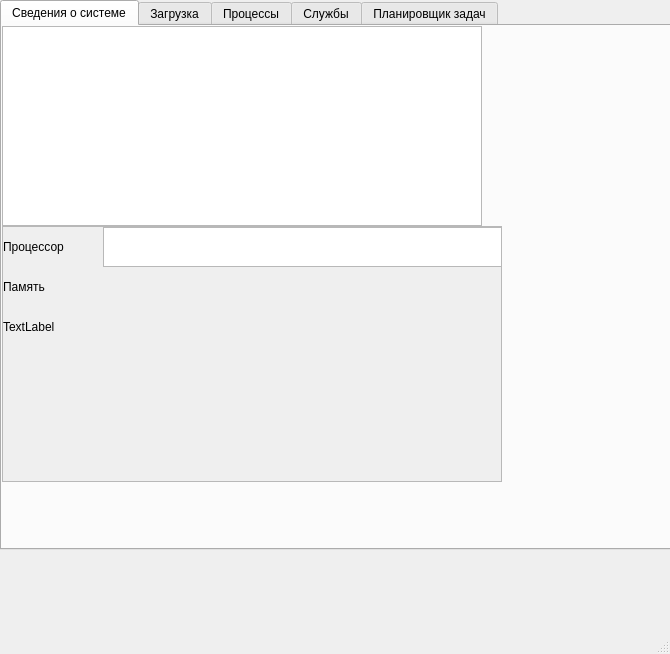
Before: the Qt Designer form system_monitoring.ui in akarpushev/2048, drawn with Qt 5.
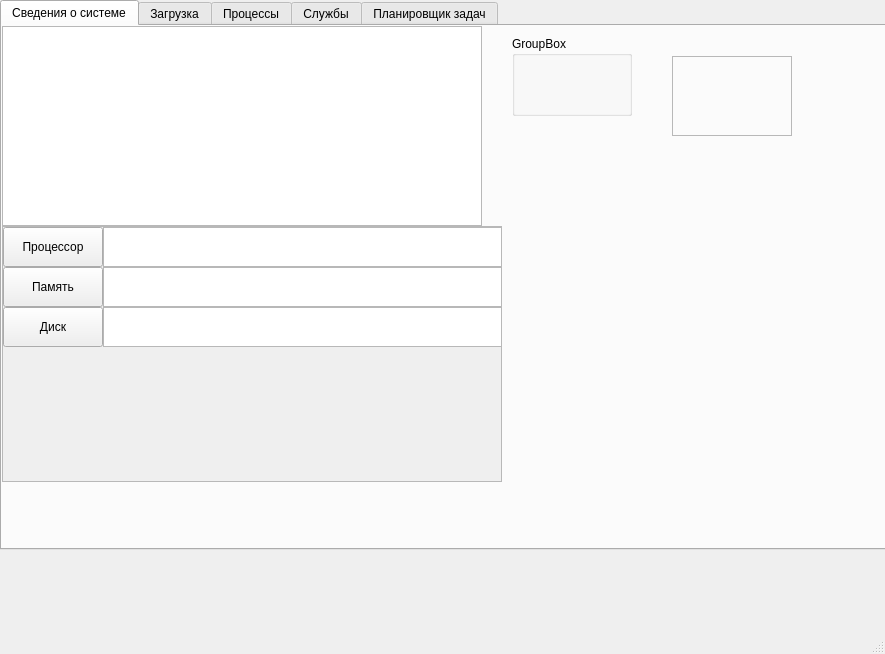
After: the same form once the commit is applied.

Commit message: 29.05 зачет

What changed in the file:
```diff
--- a/system_monitoring.ui
+++ b/system_monitoring.ui
@@ -6,7 +6,7 @@
    <rect>
     <x>0</x>
     <y>0</y>
-    <width>670</width>
+    <width>885</width>
     <height>654</height>
    </rect>
   </property>
@@ -72,19 +72,6 @@
          <height>254</height>
         </rect>
        </property>
-       <widget class="QLabel" name="label">
-        <property name="geometry">
-         <rect>
-          <x>0</x>
-          <y>0</y>
-          <width>100</width>
-          <height>40</height>
-         </rect>
-        </property>
-        <property name="text">
-         <string>Процессор</string>
-        </property>
-       </widget>
        <widget class="QTextEdit" name="textEdit_cpu">
         <property name="geometry">
          <rect>
@@ -95,7 +82,40 @@
          </rect>
         </property>
        </widget>
-       <widget class="QLabel" name="label_3">
+       <widget class="QTextEdit" name="textEdit_ram">
+        <property name="geometry">
+         <rect>
+          <x>100</x>
+          <y>40</y>
+          <width>400</width>
+          <height>40</height>
+         </rect>
+        </property>
+       </widget>
+       <widget class="QTextEdit" name="textEdit_hd">
+        <property name="geometry">
+         <rect>
+          <x>100</x>
+          <y>80</y>
+          <width>400</width>
+          <height>40</height>
+         </rect>
+        </property>
+       </widget>
+       <widget class="QPushButton" name="pushButton_cpu">
+        <property name="geometry">
+         <rect>
+          <x>0</x>
+          <y>0</y>
+          <width>100</width>
+          <height>40</height>
+         </rect>
+        </property>
+        <property name="text">
+         <string>Процессор</string>
+        </property>
+       </widget>
+       <widget class="QPushButton" name="pushButton_ram">
         <property name="geometry">
          <rect>
           <x>0</x>
@@ -108,7 +128,7 @@
          <string>Память</string>
         </property>
        </widget>
-       <widget class="QLabel" name="label_4">
+       <widget class="QPushButton" name="pushButton_hd">
         <property name="geometry">
          <rect>
           <x>0</x>
@@ -118,11 +138,59 @@
          </rect>
         </property>
         <property name="text">
-         <string>TextLabel</string>
+         <string>Диск</string>
         </property>
        </widget>
       </widget>
      </widget>
+     <widget class="QGroupBox" name="groupBox">
+      <property name="geometry">
+       <rect>
+        <x>510</x>
+        <y>10</y>
+        <width>120</width>
+        <height>80</height>
+       </rect>
+      </property>
+      <property name="autoFillBackground">
+       <bool>false</bool>
+      </property>
+      <property name="title">
+       <string>GroupBox</string>
+      </property>
+     </widget>
+     <widget class="QFrame" name="frame">
+      <property name="geometry">
+       <rect>
+        <x>670</x>
+        <y>30</y>
+        <width>120</width>
+        <height>80</height>
+       </rect>
+      </property>
+      <property name="frameShape">
+       <enum>QFrame::Shape::StyledPanel</enum>
+      </property>
+      <property name="frameShadow">
+       <enum>QFrame::Shadow::Raised</enum>
+      </property>
+     </widget>
+     <widget class="QStackedWidget" name="stackedWidget">
+      <property name="geometry">
+       <rect>
+        <x>500</x>
+        <y>200</y>
+        <width>300</width>
+        <height>250</height>
+       </rect>
+      </property>
+      <property name="currentIndex">
+       <number>2</number>
+      </property>
+      <widget class="QWidget" name="page_cpu"/>
+      <widget class="QWidget" name="page_ram"/>
+      <widget class="QWidget" name="page_hd"/>
+     </widget>
     </widget>
     <widget class="QWidget" name="tab_2">
      <attribute name="title">
```
Left out of the diff: 2 changed lines with no effect on the pictures. The commit also changes 2 other files.
